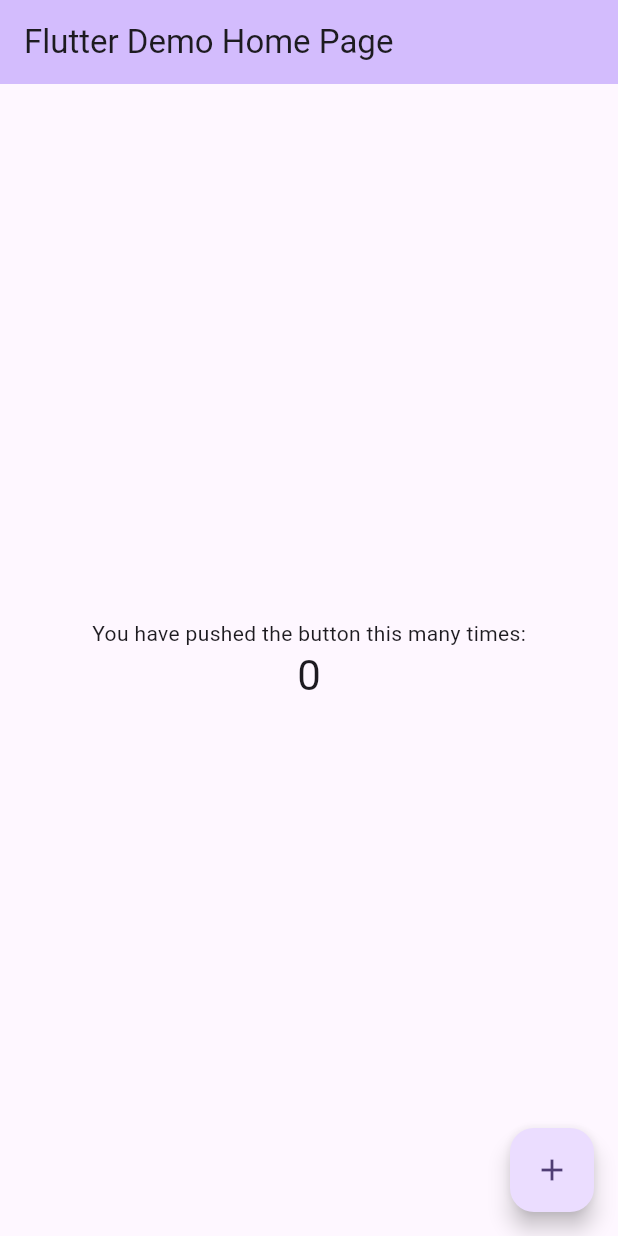
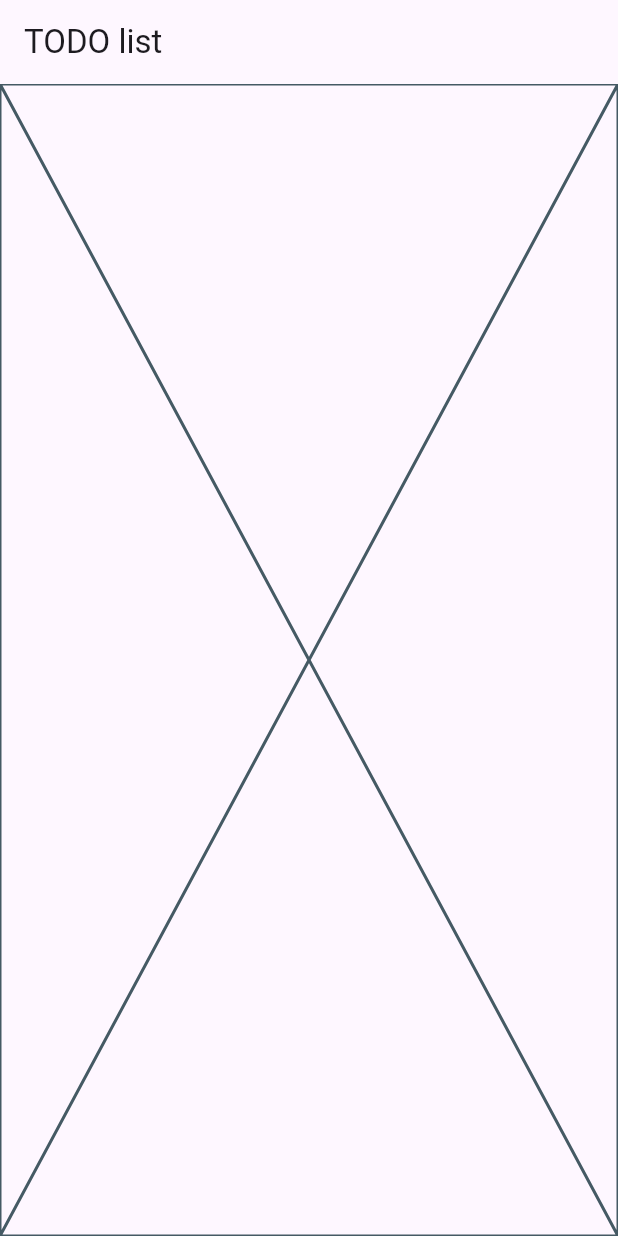
Before and after one commit to eliiimbek/todo_list, a Flutter app: the screen it shows after launch, on a phone screen of 412 x 824 dp. Run offline on Flutter 3.47's test engine with Material 3 defaults, Android fonts, the phone set to English and light mode, and no system bars.

Commit message:
1#Сделана базовая структура

```diff
--- a/lib/main.dart
+++ b/lib/main.dart
@@ -1,125 +1,10 @@
 import 'package:flutter/material.dart';
+import 'package:todo_list/todo_list.dart';
 
 void main() {
-  runApp(const MyApp());
+  runApp(
+    MaterialApp(
+      home: TodoList(),
+    ),
+  );
 }
-
-class MyApp extends StatelessWidget {
-  const MyApp({super.key});
-
-  // This widget is the root of your application.
-  @override
-  Widget build(BuildContext context) {
-    return MaterialApp(
-      title: 'Flutter Demo',
-      theme: ThemeData(
-        // This is the theme of your application.
-        //
-        // TRY THIS: Try running your application with "flutter run". You'll see
-        // the application has a purple toolbar. Then, without quitting the app,
-        // try changing the seedColor in the colorScheme below to Colors.green
-        // and then invoke "hot reload" (save your changes or press the "hot
-        // reload" button in a Flutter-supported IDE, or press "r" if you used
-        // the command line to start the app).
-        //
-        // Notice that the counter didn't reset back to zero; the application
-        // state is not lost during the reload. To reset the state, use hot
-        // restart instead.
-        //
-        // This works for code too, not just values: Most code changes can be
-        // tested with just a hot reload.
-        colorScheme: ColorScheme.fromSeed(seedColor: Colors.deepPurple),
-        useMaterial3: true,
-      ),
-      home: const MyHomePage(title: 'Flutter Demo Home Page'),
-    );
-  }
-}
-
-class MyHomePage extends StatefulWidget {
-  const MyHomePage({super.key, required this.title});
-
-  // This widget is the home page of your application. It is stateful, meaning
-  // that it has a State object (defined below) that contains fields that affect
-  // how it looks.
-
-  // This class is the configuration for the state. It holds the values (in this
-  // case the title) provided by the parent (in this case the App widget) and
-  // used by the build method of the State. Fields in a Widget subclass are
-  // always marked "final".
-
-  final String title;
-
-  @override
-  State<MyHomePage> createState() => _MyHomePageState();
-}
-
-class _MyHomePageState extends State<MyHomePage> {
-  int _counter = 0;
-
-  void _incrementCounter() {
-    setState(() {
-      // This call to setState tells the Flutter framework that something has
-      // changed in this State, which causes it to rerun the build method below
-      // so that the display can reflect the updated values. If we changed
-      // _counter without calling setState(), then the build method would not be
-      // called again, and so nothing would appear to happen.
-      _counter++;
-    });
-  }
-
-  @override
-  Widget build(BuildContext context) {
-    // This method is rerun every time setState is called, for instance as done
-    // by the _incrementCounter method above.
-    //
-    // The Flutter framework has been optimized to make rerunning build methods
-    // fast, so that you can just rebuild anything that needs updating rather
-    // than having to individually change instances of widgets.
-    return Scaffold(
-      appBar: AppBar(
-        // TRY THIS: Try changing the color here to a specific color (to
-        // Colors.amber, perhaps?) and trigger a hot reload to see the AppBar
-        // change color while the other colors stay the same.
-        backgroundColor: Theme.of(context).colorScheme.inversePrimary,
-        // Here we take the value from the MyHomePage object that was created by
-        // the App.build method, and use it to set our appbar title.
-        title: Text(widget.title),
-      ),
-      body: Center(
-        // Center is a layout widget. It takes a single child and positions it
-        // in the middle of the parent.
-        child: Column(
-          // Column is also a layout widget. It takes a list of children and
-          // arranges them vertically. By default, it sizes itself to fit its
-          // children horizontally, and tries to be as tall as its parent.
-          //
-          // Column has various properties to control how it sizes itself and
-          // how it positions its children. Here we use mainAxisAlignment to
-          // center the children vertically; the main axis here is the vertical
-          // axis because Columns are vertical (the cross axis would be
-          // horizontal).
-          //
-          // TRY THIS: Invoke "debug painting" (choose the "Toggle Debug Paint"
-          // action in the IDE, or press "p" in the console), to see the
-          // wireframe for each widget.
-          mainAxisAlignment: MainAxisAlignment.center,
-          children: <Widget>[
-            const Text(
-              'You have pushed the button this many times:',
-            ),
-            Text(
-              '$_counter',
-              style: Theme.of(context).textTheme.headlineMedium,
-            ),
-          ],
-        ),
-      ),
-      floatingActionButton: FloatingActionButton(
-        onPressed: _incrementCounter,
-        tooltip: 'Increment',
-        child: const Icon(Icons.add),
-      ), // This trailing comma makes auto-formatting nicer for build methods.
-    );
-  }
-}
--- /dev/null
+++ b/lib/screens/todo_list_screen.dart
@@ -0,0 +1,10 @@
+import 'package:flutter/material.dart';
+
+class TodoListScreen extends StatelessWidget {
+  const TodoListScreen({super.key});
+
+  @override
+  Widget build(BuildContext context) {
+    return const Placeholder();
+  }
+}
--- /dev/null
+++ b/lib/todo_list.dart
@@ -0,0 +1,21 @@
+import 'package:flutter/material.dart';
+import 'package:todo_list/screens/todo_list_screen.dart';
+
+class TodoList extends StatefulWidget {
+  const TodoList({super.key});
+
+  @override
+  State<TodoList> createState() => _TodoListState();
+}
+
+class _TodoListState extends State<TodoList> {
+  @override
+  Widget build(BuildContext context) {
+    return Scaffold(
+      appBar: AppBar(
+        title: Text('TODO list'),
+      ),
+      body: TodoListScreen(),
+    );
+  }
+}
```
